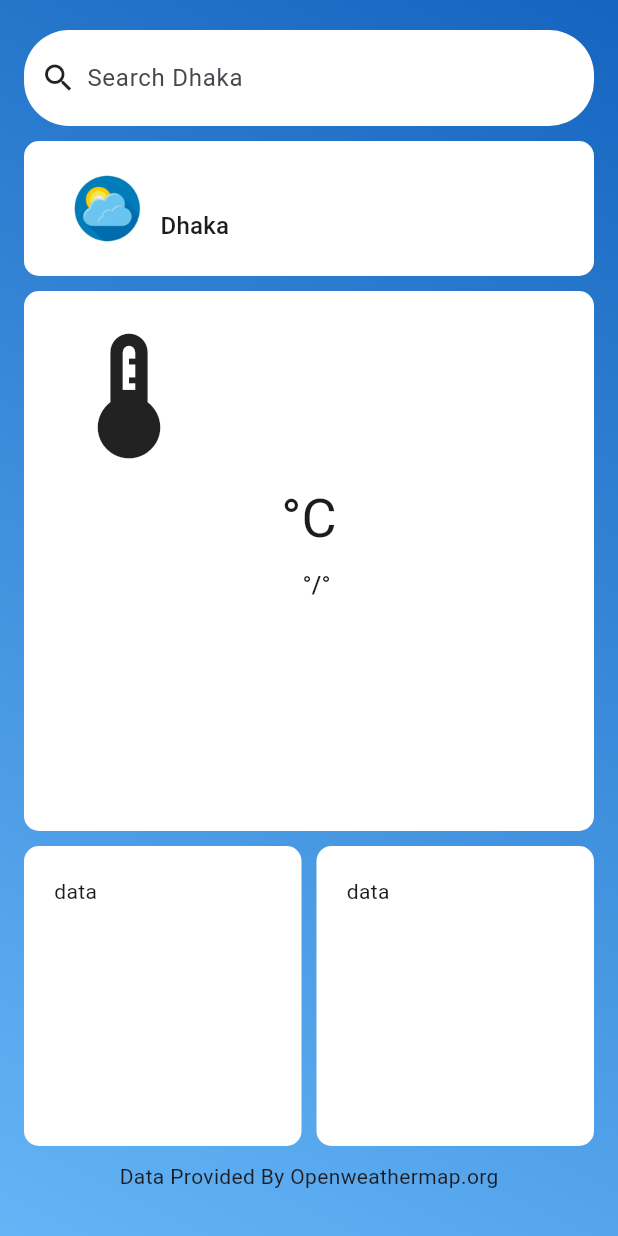
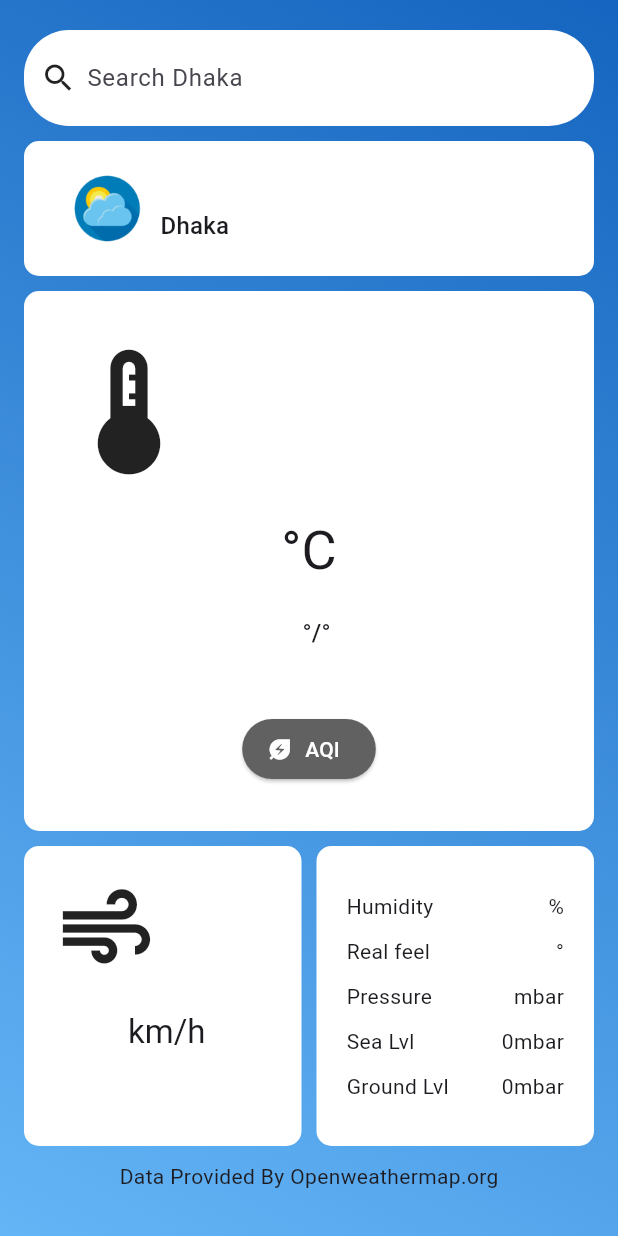
Before and after one commit to fakhruddin07/weather_app, a Flutter app: the HomeScreen screen opened directly with empty values, on a phone screen of 412 x 824 dp. Run offline on Flutter 3.47's test engine with Material 2 defaults, Android fonts, the phone set to English and light mode, and no system bars; our stand-ins replace flutter_spinkit; network calls fail.

Commit message:
home screen have been done

```diff
--- a/lib/data/weather_data.dart
+++ b/lib/data/weather_data.dart
@@ -13,9 +13,9 @@ class WeatherData {
   late String tempMax;
   late String pressure;
   late String humidity;
+  late String seaLevel;
+  late String groundLevel;
   late String windSpeed;
-  late String sunrise;
-  late String sunset;
 
   WeatherData({required this.location});
 
@@ -33,21 +33,21 @@ class WeatherData {
 
       //Getting temp, feels like, pressure, humidity
       Map<String, dynamic> mainData = decodedResponse["main"];
+      double getFeelsLike = mainData["feels_like"];
       temp = mainData["temp"].toString();
-      feelsLike = mainData["feels_like"].toString();
+      feelsLike = getFeelsLike.toStringAsFixed(0);
       tempMin = mainData["temp_min"].toString();
       tempMax = mainData["temp_max"].toString();
       pressure = mainData["pressure"].toString();
       humidity = mainData["humidity"].toString();
+      seaLevel = mainData["sea_level"].toString();
+      groundLevel = mainData["grnd_level"].toString();
 
       //Getting wind speed
       Map<String, dynamic> airSpeedInfo = decodedResponse["wind"];
-      windSpeed = (airSpeedInfo["speed"] * 3.6).toString();
+      double getWindSpeed = (airSpeedInfo["speed"] / 0.27777777777778);
+      windSpeed = getWindSpeed.toStringAsFixed(2);
 
-      //Getting sunrise, sunset
-      Map<String, dynamic> sysDataInfo = decodedResponse["sys"];
-      sunrise = sysDataInfo["sunrise"].toString();
-      sunset = sysDataInfo["sunset"].toString();
     }catch(e){
       main = "Can't find data";
       description = "Can't find data";
@@ -57,8 +57,6 @@ class WeatherData {
       tempMax = "Can't find data";
       humidity = "Can't find data";
       windSpeed = "Can't find data";
-      sunrise = "Can't find data";
-      sunset = "Can't find data";
       log(e.toString());
     }
   }
--- a/lib/screens/home_screen.dart
+++ b/lib/screens/home_screen.dart
@@ -84,7 +84,7 @@ class _HomeScreenState extends State<HomeScreen> {
                       ),
                       child: Row(
                         children: [
-                    Image.asset(
+                          Image.asset(
                             "assets/images/logo.png",
                             height: 50,
                           ),
@@ -117,18 +117,22 @@ class _HomeScreenState extends State<HomeScreen> {
                     borderRadius: BorderRadius.circular(10),
                   ),
                   child: Column(
-                    crossAxisAlignment: CrossAxisAlignment.start,
+                    mainAxisAlignment: MainAxisAlignment.spaceEvenly,
                     children: [
-                      const Icon(
-                        Icons.thermostat,
-                        size: 100,
+                      const Align(
+                        alignment: Alignment.centerLeft,
+                        child: Icon(
+                          Icons.thermostat,
+                          size: 100,
+                        ),
                       ),
                       Row(
                         mainAxisAlignment: MainAxisAlignment.center,
                         children: [
                           Text("${info["temperature"]}",
                               style: Theme.of(context).textTheme.displayLarge),
-                          Text("°C", style: Theme.of(context).textTheme.displaySmall),
+                          Text("°C",
+                              style: Theme.of(context).textTheme.displaySmall),
                         ],
                       ),
                       Row(
@@ -142,12 +146,21 @@ class _HomeScreenState extends State<HomeScreen> {
                           Text(
                             "${info["temp_max"]}°/",
                             style: Theme.of(context).textTheme.titleMedium,
-                          ),Text(
+                          ),
+                          Text(
                             "${info["temp_min"]}°",
                             style: Theme.of(context).textTheme.titleMedium,
                           ),
                         ],
                       ),
+                      const SizedBox(height: 20),
+                      ElevatedButton.icon(
+                        onPressed: () {},style: ElevatedButton.styleFrom(
+                        backgroundColor: Colors.grey.shade700
+                      ),
+                        icon: const Icon(Icons.energy_savings_leaf, color: Colors.white),
+                        label: const Text("AQI", style: TextStyle(color: Colors.white),),
+                      )
                     ],
                   ),
                 ),
@@ -164,7 +177,16 @@ class _HomeScreenState extends State<HomeScreen> {
                         color: Colors.white,
                         borderRadius: BorderRadius.circular(10),
                       ),
-                      child: Text("data"),
+                      child: Column(
+                        children: [
+                          const Align(
+                              alignment: Alignment.topLeft,
+                              child: Icon(Icons.air, size: 70)),
+                          const SizedBox(height: 20),
+                          Text("${info["windSpeed"]} km/h",
+                              style: Theme.of(context).textTheme.titleLarge),
+                        ],
+                      ),
                     ),
                   ),
                   const SizedBox(width: 10),
@@ -177,7 +199,46 @@ class _HomeScreenState extends State<HomeScreen> {
                         color: Colors.white,
                         borderRadius: BorderRadius.circular(10),
                       ),
-                      child: Text("data"),
+                      child: Column(
+                        mainAxisAlignment: MainAxisAlignment.spaceEvenly,
+                        children: [
+                          Row(
+                            children: [
+                              Text("Humidity"),
+                              Spacer(),
+                              Text("${info["humidity"]}%"),
+                            ],
+                          ),
+                          Row(
+                            children: [
+                              Text("Real feel"),
+                              Spacer(),
+                              Text("${info["feels-Like"]}°"),
+                            ],
+                          ),
+                          Row(
+                            children: [
+                              Text("Pressure"),
+                              Spacer(),
+                              Text("${info["pressure"]}mbar"),
+                            ],
+                          ),
+                          Row(
+                            children: [
+                              Text("Sea Lvl"),
+                              Spacer(),
+                              Text("${info["sea_level"]}mbar"),
+                            ],
+                          ),
+                          Row(
+                            children: [
+                              Text("Ground Lvl"),
+                              Spacer(),
+                              Text("${info["grnd_level"]}mbar"),
+                            ],
+                          ),
+                        ],
+                      ),
                     ),
                   ),
                 ],
@@ -191,10 +252,6 @@ class _HomeScreenState extends State<HomeScreen> {
           /*child: Column(
             mainAxisAlignment: MainAxisAlignment.center,
             children: [
-              Text(DateFormat.jm().format(DateTime.utc(int.parse(info["sunrise"])))),
-              Text(DateFormat.jm().format(DateTime.utc(int.parse(info["sunset"])))),
-              Text(DateFormat().format(DateTime.utc(int.parse(info["sunrise"])))),
-              Text(DateFormat().format(DateTime.utc(int.parse(info["sunset"])))),
               Text(info["weather-main"]),
               Text(info["weather-description"]),
               Text("${info["temperature"]}°C"),
@@ -203,9 +260,9 @@ class _HomeScreenState extends State<HomeScreen> {
               Text("${info["temp_max"]}°C"),
               Text("${info["pressure"]} mbar"),
               Text("${info["humidity"]}%"),
+              Text("${info["sea_level"]}%"),
+              Text("${info["grnd_level"]}%"),
               Text("${info["windSpeed"]} km/h"),
-              Text(info["sunrise"]),
-              Text(info["sunset"]),
             ],
           ),*/
         ),
--- a/lib/screens/splash_screen.dart
+++ b/lib/screens/splash_screen.dart
@@ -20,6 +20,8 @@ class _SplashScreenState extends State<SplashScreen> {
   late String tempMax;
   late String pressure;
   late String humidity;
+  late String seaLevel;
+  late String groundLevel;
   late String windSpeed;
   late String sunrise;
   late String sunset;
@@ -36,9 +38,9 @@ class _SplashScreenState extends State<SplashScreen> {
     tempMax = data.tempMax;
     pressure = data.pressure;
     humidity = data.humidity;
+    seaLevel = data.seaLevel;
+    groundLevel = data.groundLevel;
     windSpeed = data.windSpeed;
-    sunrise = data.sunrise;
-    sunset = data.sunset;
     Future.delayed(
       const Duration(seconds: 3),
       () => Navigator.pushNamedAndRemoveUntil(
@@ -54,9 +56,9 @@ class _SplashScreenState extends State<SplashScreen> {
           "temp_max": tempMax,
           "pressure": pressure,
           "humidity": humidity,
+          "sea_level": seaLevel,
+          "grnd_level": groundLevel,
           "windSpeed": windSpeed,
-          "sunrise": sunrise,
-          "sunset": sunset,
         },
       ),
     );
```
